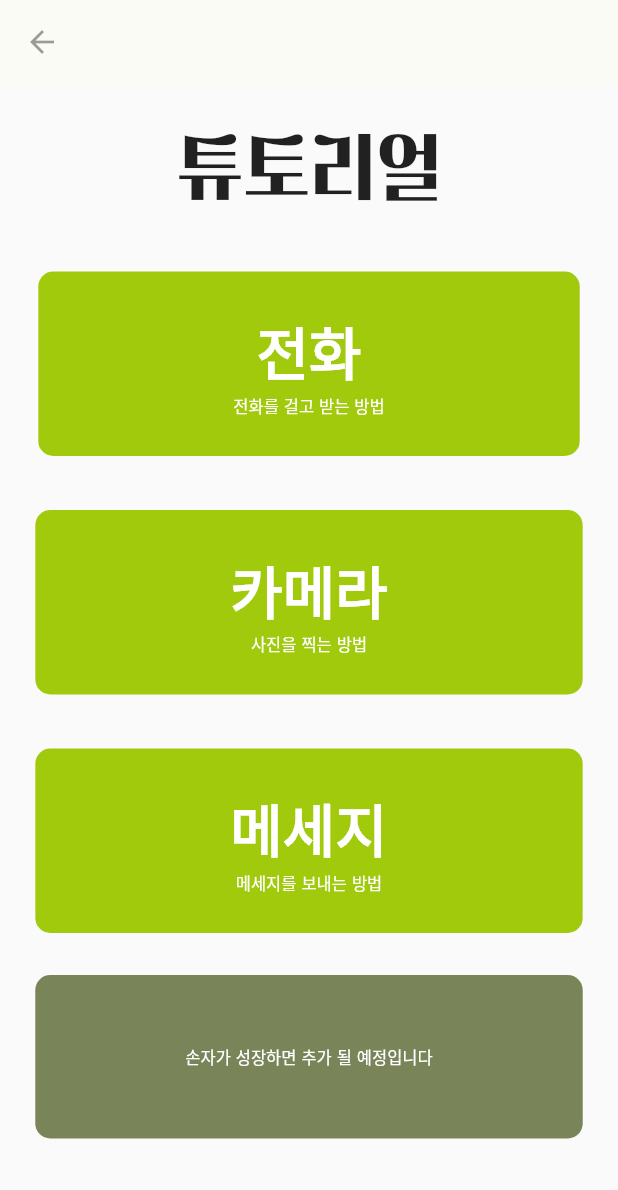
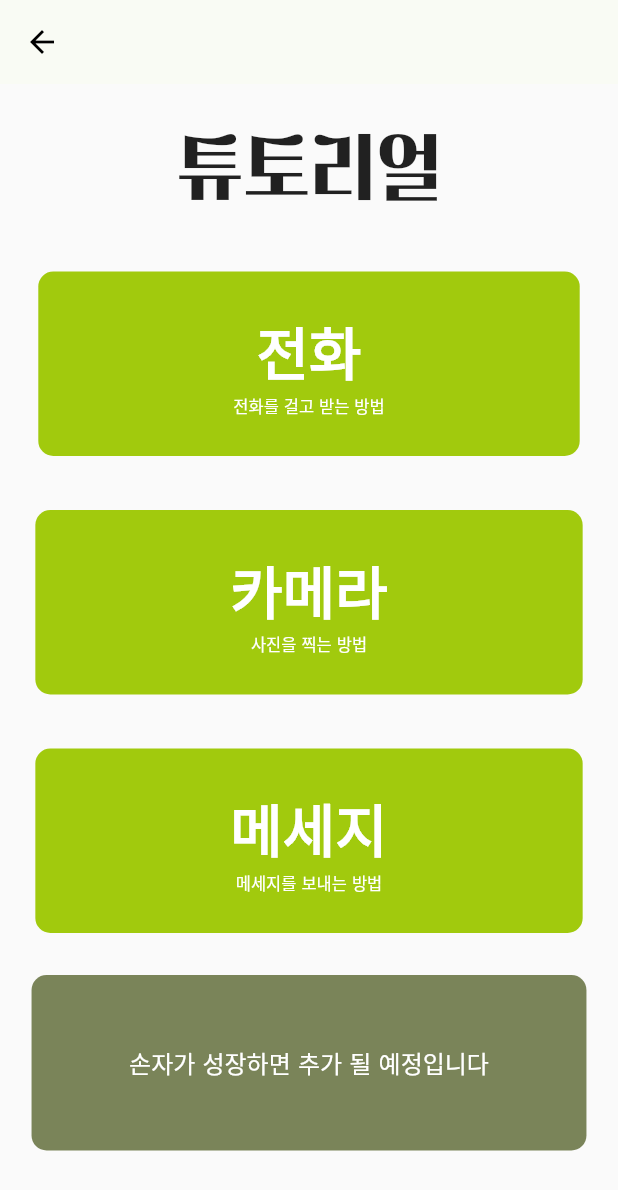
Before and after one commit to JIEEEN/SMART-ME, a Flutter app: the Tutorials screen opened directly, on a phone screen of 412 x 824 dp. Shown: the top 1190 px of the screen. Run offline on Flutter 3.47's test engine with Material 2 defaults, Android fonts, the phone set to English and light mode, and no system bars; our stand-ins replace firebase_core; missing offline and left inert: slide_action; accounts and stored records are empty.

Commit message:
[ADD] back arrow button

```diff
--- a/lib/tutorials.dart
+++ b/lib/tutorials.dart
@@ -13,9 +13,11 @@ class Tutorials extends StatelessWidget {
 
     return Scaffold(
       appBar: AppBar(
-        leading: const IconButton(
+        leading: IconButton(
           icon: Icon(Icons.arrow_back),
-          onPressed: null,
+          onPressed: () {
+            Navigator.pop(context);
+          },
         ),
         backgroundColor: const Color(0xffF9FBF4),
         elevation: 0.0,
@@ -167,7 +169,7 @@ class Tutorials extends StatelessWidget {
               ),
               child: Padding(
                 padding: EdgeInsets.symmetric(
-                  horizontal: 100,
+                  horizontal: 65,
                   vertical: 46,
                 ),
                 child: Column(
@@ -175,7 +177,7 @@ class Tutorials extends StatelessWidget {
                     Text(
                       '손자가 성장하면 추가 될 예정입니다',
                       style: TextStyle(
-                        fontSize: 11,
+                        fontSize: 16,
                         color: Colors.white,
                         fontFamily: 'NotoSansGujarati',
                       ),
```
Also changed, not shown: lib/call_tutorial_describe.dart (+8 -3 lines), lib/camera_tutorial_describe.dart (+8 -3 lines), lib/message_tutorial_describe.dart (+8 -3 lines).
